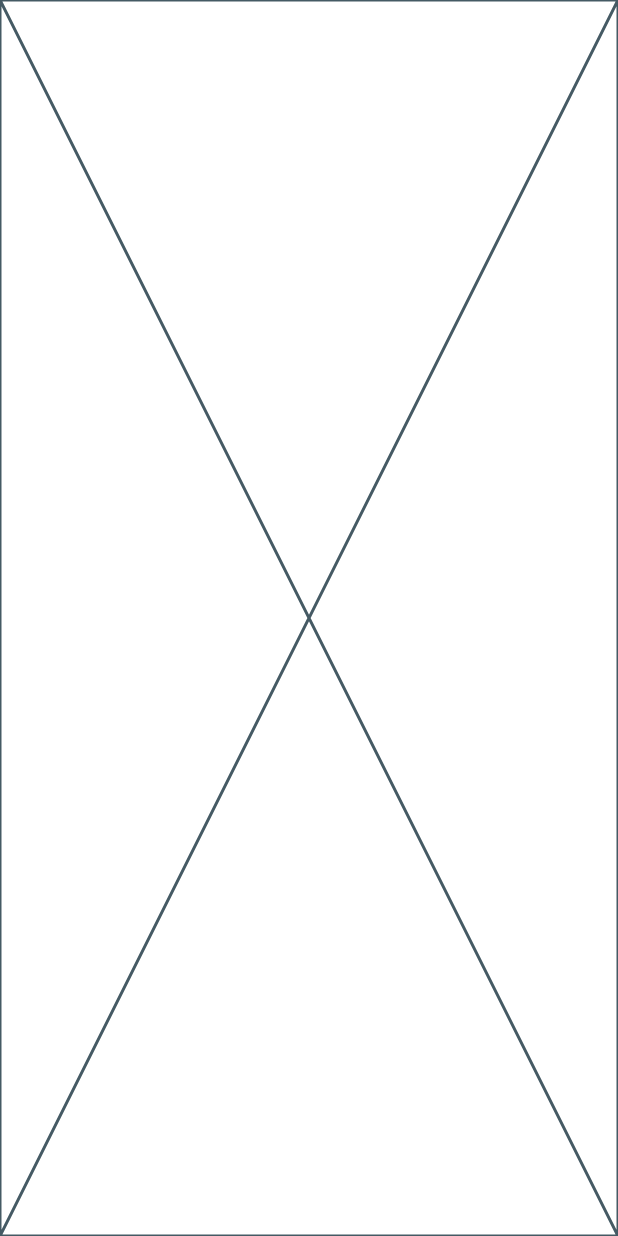
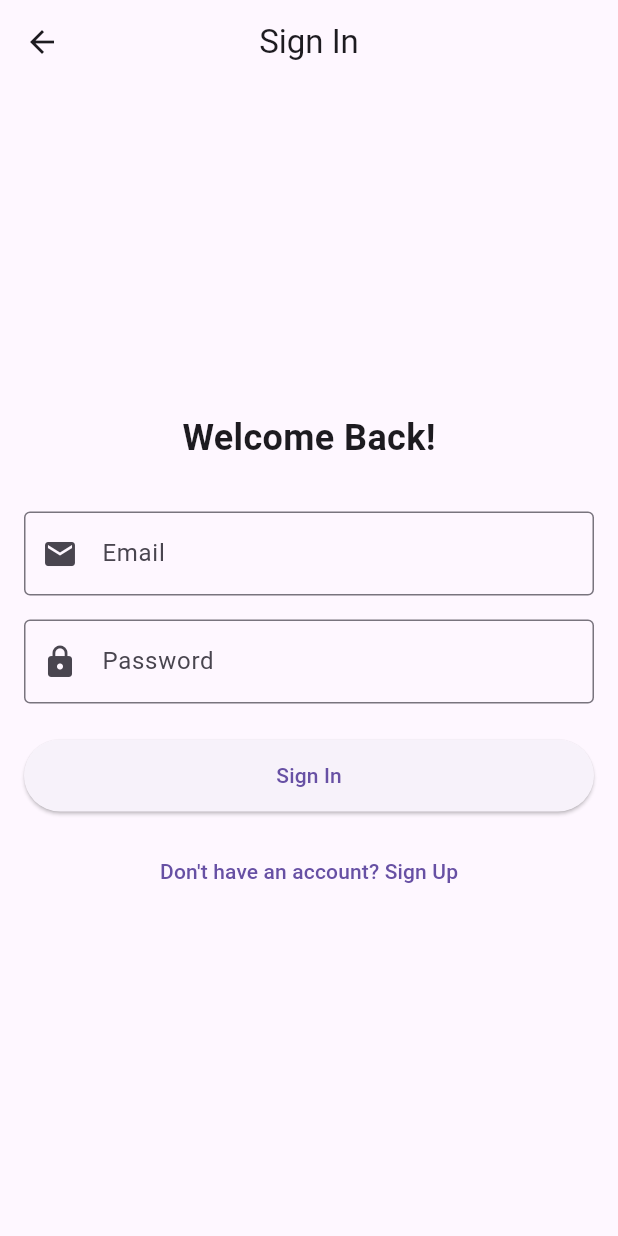
Before and after one commit to hungpt2004/AI-Language-Learning-App, a Flutter app: the screen it shows after launch, on a phone screen of 412 x 824 dp. Run offline on Flutter 3.47's test engine with Material 3 defaults, Android fonts, the light colour scheme and no system bars; our stand-ins replace dio, flutter_dotenv, get_it, shared_preferences.

Commit message:
finish config src authentication

```diff
--- /dev/null
+++ b/lib/core/routes/app_routes.dart
@@ -0,0 +1,144 @@
+import 'package:flutter/material.dart';
+import '../../features/authentication/presentation/view/authen-gate/authentication_page.dart';
+import '../../features/authentication/presentation/view/signin-screen/signin_page.dart';
+import '../../screens/home_screen.dart';
+
+class AppRoutes {
+  static const String auth = '/auth';
+  static const String login = '/login';
+  static const String home = '/home';
+
+  static Map<String, WidgetBuilder> get routes => {
+        auth: (context) => const AuthenticationGate(),
+        login: (context) => const SignInPage(),
+        home: (context) => const HomeScreen(),
+      };
+
+  static Route<dynamic>? onGenerateRoute(RouteSettings settings) {
+    switch (settings.name) {
+      case auth:
+        return _createRoute(const AuthenticationGate(), SlideTransitionType.slideUp);
+      case login:
+        return _createRoute(const SignInPage(), SlideTransitionType.slideRight);
+      case home:
+        return _createRoute(const HomeScreen(), SlideTransitionType.fade);
+      default:
+        return _createRoute(
+          const Scaffold(
+            body: Center(
+              child: Text('Page not found'),
+            ),
+          ),
+          SlideTransitionType.fade,
+        );
+    }
+  }
+
+  static PageRouteBuilder _createRoute(Widget page, SlideTransitionType transitionType) {
+    return PageRouteBuilder(
+      pageBuilder: (context, animation, secondaryAnimation) => page,
+      transitionDuration: const Duration(milliseconds: 300),
+      reverseTransitionDuration: const Duration(milliseconds: 300),
+      transitionsBuilder: (context, animation, secondaryAnimation, child) {
+        return _buildTransition(animation, secondaryAnimation, child, transitionType);
+      },
+    );
+  }
+
+  static Widget _buildTransition(
+    Animation<double> animation,
+    Animation<double> secondaryAnimation,
+    Widget child,
+    SlideTransitionType transitionType,
+  ) {
+    switch (transitionType) {
+      case SlideTransitionType.slideRight:
+        return SlideTransition(
+          position: Tween<Offset>(
+            begin: const Offset(1.0, 0.0),
+            end: Offset.zero,
+          ).animate(CurvedAnimation(
+            parent: animation,
+            curve: Curves.easeInOut,
+          )),
+          child: child,
+        );
+
+      case SlideTransitionType.slideUp:
+        return SlideTransition(
+          position: Tween<Offset>(
+            begin: const Offset(0.0, 1.0),
+            end: Offset.zero,
+          ).animate(CurvedAnimation(
+            parent: animation,
+            curve: Curves.easeInOut,
+          )),
+          child: child,
+        );
+
+      case SlideTransitionType.slideDown:
+        return SlideTransition(
+          position: Tween<Offset>(
+            begin: const Offset(0.0, -1.0),
+            end: Offset.zero,
+          ).animate(CurvedAnimation(
+            parent: animation,
+            curve: Curves.easeInOut,
+          )),
+          child: child,
+        );
+
+      case SlideTransitionType.slideLeft:
+        return SlideTransition(
+          position: Tween<Offset>(
+            begin: const Offset(-1.0, 0.0),
+            end: Offset.zero,
+          ).animate(CurvedAnimation(
+            parent: animation,
+            curve: Curves.easeInOut,
+          )),
+          child: child,
+        );
+
+      case SlideTransitionType.fade:
+        return FadeTransition(
+          opacity: animation,
+          child: child,
+        );
+
+      case SlideTransitionType.scale:
+        return ScaleTransition(
+          scale: Tween<double>(
+            begin: 0.0,
+            end: 1.0,
+          ).animate(CurvedAnimation(
+            parent: animation,
+            curve: Curves.easeInOut,
+          )),
+          child: child,
+        );
+
+      case SlideTransitionType.rotation:
+        return RotationTransition(
+          turns: Tween<double>(
+            begin: 0.0,
+            end: 1.0,
+          ).animate(CurvedAnimation(
+            parent: animation,
+            curve: Curves.easeInOut,
+          )),
+          child: child,
+        );
+    }
+  }
+}
+
+enum SlideTransitionType {
+  slideRight,
+  slideLeft,
+  slideUp,
+  slideDown,
+  fade,
+  scale,
+  rotation,
+}
--- a/lib/features/authentication/data/datasources/authenticationRemoteDataSourceImpl.dart
+++ b/lib/features/authentication/data/datasources/authenticationRemoteDataSourceImpl.dart
@@ -28,6 +28,7 @@ class Authenticationremotedatasourceimpl implements Authenticationremotedatasour
       return User(id: '3', fullname: 'loginuser', email: 'hugn', password: '123');
     } catch (error) {
       print(error.toString());
+      return null;
     }
   }
 
--- a/lib/features/authentication/data/repositories/authenticationRepositoryImpl.dart
+++ b/lib/features/authentication/data/repositories/authenticationRepositoryImpl.dart
@@ -24,7 +24,7 @@ class Authenticationrepositoryimpl implements Authenticationrepository {
 
   @override
   Future<void> signInWithEmailAndPassword(String email, String password) async {
-    var userResponse = await authenticationRemote.signInWithEmailAndPassword(email, password);
+    await authenticationRemote.signInWithEmailAndPassword(email, password);
     await authenticationLocal.saveToken('1234566');
   }
 
--- a/lib/features/authentication/domain/repositories/authenticationRepository.dart
+++ b/lib/features/authentication/domain/repositories/authenticationRepository.dart
@@ -2,4 +2,5 @@ import 'package:carenet_attendance_app/features/authentication/domain/entities/u
 
 abstract class Authenticationrepository {
   Future<List<User>> findAllUsers();
+  Future<void> signInWithEmailAndPassword(String email, String password);
 }
--- a/lib/features/authentication/presentation/view/signin-screen/signin_page.dart
+++ b/lib/features/authentication/presentation/view/signin-screen/signin_page.dart
@@ -0,0 +1,126 @@
+import 'package:flutter/material.dart';
+import 'package:shared_preferences/shared_preferences.dart';
+import '../../../../../inject_container_di.dart';
+
+class SignInPage extends StatefulWidget {
+  const SignInPage({super.key});
+
+  @override
+  State<SignInPage> createState() => _SignInPageState();
+}
+
+class _SignInPageState extends State<SignInPage> {
+  final _emailController = TextEditingController();
+  final _passwordController = TextEditingController();
+  final _formKey = GlobalKey<FormState>();
+  bool _isLoading = false;
+
+  @override
+  void dispose() {
+    _emailController.dispose();
+    _passwordController.dispose();
+    super.dispose();
+  }
+
+  Future<void> _handleLogin() async {
+    if (!_formKey.currentState!.validate()) return;
+
+    setState(() => _isLoading = true);
+
+    try {
+      // Giả lập login thành công và lưu token
+      await Future.delayed(const Duration(seconds: 1));
+
+      final prefs = sl<SharedPreferences>();
+      await prefs.setString('access_token', 'fake_token_123');
+
+      if (mounted) {
+        Navigator.of(context).pushReplacementNamed('/home');
+      }
+    } catch (e) {
+      if (mounted) {
+        ScaffoldMessenger.of(context).showSnackBar(
+          SnackBar(content: Text('Login failed: $e')),
+        );
+      }
+    } finally {
+      if (mounted) {
+        setState(() => _isLoading = false);
+      }
+    }
+  }
+
+  @override
+  Widget build(BuildContext context) {
+    return Scaffold(
+      appBar: AppBar(
+        title: const Text('Sign In'),
+        centerTitle: true,
+      ),
+      body: Padding(
+        padding: const EdgeInsets.all(16.0),
+        child: Form(
+          key: _formKey,
+          child: Column(
+            mainAxisAlignment: MainAxisAlignment.center,
+            children: [
+              const Text(
+                'Welcome Back!',
+                style: TextStyle(fontSize: 24, fontWeight: FontWeight.bold),
+              ),
+              const SizedBox(height: 32),
+              TextFormField(
+                controller: _emailController,
+                decoration: const InputDecoration(
+                  labelText: 'Email',
+                  border: OutlineInputBorder(),
+                  prefixIcon: Icon(Icons.email),
+                ),
+                validator: (value) {
+                  if (value?.isEmpty ?? true) {
+                    return 'Please enter your email';
+                  }
+                  return null;
+                },
+              ),
+              const SizedBox(height: 16),
+              TextFormField(
+                controller: _passwordController,
+                decoration: const InputDecoration(
+                  labelText: 'Password',
+                  border: OutlineInputBorder(),
+                  prefixIcon: Icon(Icons.lock),
+                ),
+                obscureText: true,
+                validator: (value) {
+                  if (value?.isEmpty ?? true) {
+                    return 'Please enter your password';
+                  }
+                  return null;
+                },
+              ),
+              const SizedBox(height: 24),
+              SizedBox(
+                width: double.infinity,
+                height: 48,
+                child: ElevatedButton(
+                  onPressed: _isLoading ? null : _handleLogin,
+                  child: _isLoading
+                      ? const CircularProgressIndicator()
+                      : const Text('Sign In'),
+                ),
+              ),
+              const SizedBox(height: 16),
+              TextButton(
+                onPressed: () {
+                  Navigator.of(context).pushNamed('/signup');
+                },
+                child: const Text('Don\'t have an account? Sign Up'),
+              ),
+            ],
+          ),
+        ),
+      ),
+    );
+  }
+}
--- a/lib/main.dart
+++ b/lib/main.dart
@@ -1,18 +1,35 @@
 import 'package:flutter/material.dart';
 import 'package:flutter_dotenv/flutter_dotenv.dart';
+import 'inject_container_di.dart' as di;
+import 'core/routes/app_routes.dart';
+import 'core/routes/app_navigator.dart';
 
 Future<void> main() async {
+  WidgetsFlutterBinding.ensureInitialized();
+
   const isProd = bool.fromEnvironment('dart.vm.product');
   final envFile = isProd ? ".env.prod" : ".env.dev";
   await dotenv.load(fileName: envFile);
+
+  // Khởi tạo dependency injection
+  await di.init();
+
   runApp(const MyApp());
 }
 
 class MyApp extends StatelessWidget {
   const MyApp({super.key});
-
   @override
   Widget build(BuildContext context) {
-    return const Placeholder();
+    return MaterialApp(
+      title: 'AI Language Learning App',
+      theme: ThemeData(
+        primarySwatch: Colors.blue,
+        useMaterial3: true,
+      ),
+      navigatorKey: AppNavigator.navigatorKey,
+      initialRoute: AppRoutes.auth,
+      onGenerateRoute: AppRoutes.onGenerateRoute,
+    );
   }
 }
```
Also changed, not shown: lib/core/network/dio_client.dart (+7 -1 lines), lib/core/routes/app_navigator.dart (added, +159 -0 lines), lib/features/authentication/data/datasources/authLocalDataImpl.dart (+4 -4 lines), lib/features/authentication/presentation/view/authen-gate/authentication_page.dart (+68 -1 lines), lib/inject_container_di.dart (+43 -17 lines), lib/screens/home_screen.dart (added, +66 -0 lines).
